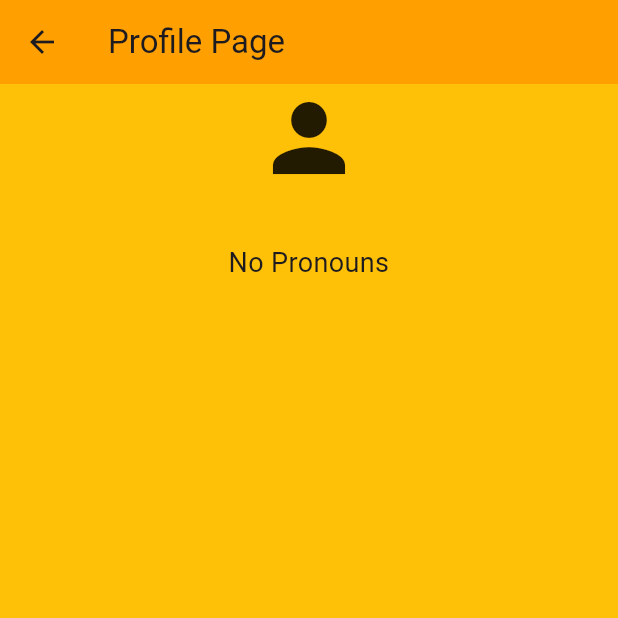
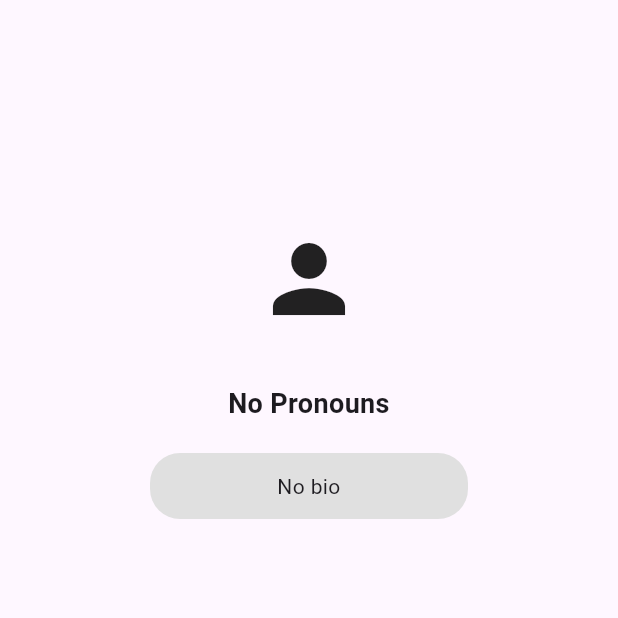
Before and after one commit to waffleprinter/BrebeufHX, a Flutter app: the ProfilePage screen opened directly, on a phone screen of 412 x 824 dp, the top half of it. Run offline on Flutter 3.47's test engine with Material 3 defaults, Android fonts, the phone set to English and light mode, and no system bars; our stand-ins replace google_nav_bar, shared_preferences; accounts and stored records are empty.

Commit message:
Added bio field

```diff
--- a/lib/pages/profile_display.dart
+++ b/lib/pages/profile_display.dart
@@ -11,8 +11,9 @@ class ProfilePage extends StatefulWidget {
 }
 
 class _ProfilePageState extends State<ProfilePage> {
-  String name = "Loading...";
-  String pronouns = "Loading...";
+  String name = "";
+  String pronouns = "";
+  String bio = "";
 
   @override
   void initState() {
@@ -25,19 +26,16 @@ class _ProfilePageState extends State<ProfilePage> {
     setState(() {
       name = prefs.getString('name') ?? "No Name"; // Fallback if no data
       pronouns = prefs.getString('pronouns') ?? "No Pronouns";
+      bio = prefs.getString('bio') ?? "No bio";
     });
   }
 
   @override
   Widget build(BuildContext context){
     return Scaffold(
-      backgroundColor: Colors.amber,
-      appBar: AppBar(
-        title: Text("Profile Page"),
-        backgroundColor: Colors.amber[700],
-      ),
-
-      body: ListView(
+      body: Padding(
+        padding: const EdgeInsets.only(top: 150),
+        child: ListView(
           children: [
             // profile
             Icon(
@@ -48,17 +46,41 @@ class _ProfilePageState extends State<ProfilePage> {
             Text(
               name,
               textAlign: TextAlign.center,
-            style: TextStyle(fontSize: 24),
+              style: TextStyle(fontSize: 24, fontWeight: FontWeight.bold),
             ),
             Text(
               pronouns,
               textAlign: TextAlign.center,
-            style: TextStyle(fontSize: 18),
+              style: TextStyle(fontSize: 18, fontWeight: FontWeight.bold),
             ),
+
+            Padding(
+              padding: const EdgeInsets.symmetric(horizontal: 100, vertical: 20),
+              child: Container(
+                decoration: BoxDecoration(
+                  color: Colors.grey.shade300,
+                  borderRadius: BorderRadius.circular(20)
+                ),
+                child: Padding(
+                  padding: const EdgeInsets.all(12.0),
+                  child: Text(
+                    bio,
+                    textAlign: TextAlign.center,
+                  ),
+                ),
+              ),
+            )
           ],
+        ),
       )
     );
   }
 }
 
 //NOTE: this code is still missing the displaying of old results
+
+
+// TO DO
+// ADD A TO DO LIST TO THE HOME PAGE
+// ADD PROFILE EDITING BUTTON
+// ADD BIO
```
Lines whose indentation alone changed are shown as unchanged.
